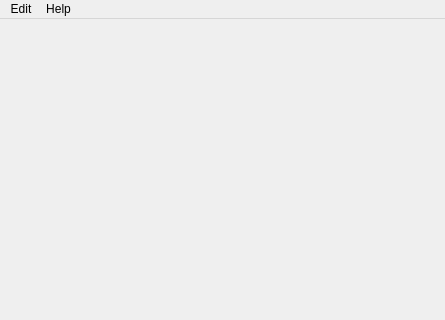
Old version of the form msi-controller/mainwindow.ui in the repository Fede2782/EC-Controller; both pictures show x 0 to 445 and y 0 to 320 of the 445 by 812 pixel window.
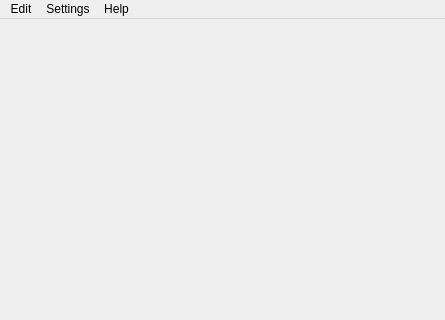
New version of the form. Icons and pictures are not drawn.

```diff
--- a/msi-controller/mainwindow.ui
+++ b/msi-controller/mainwindow.ui
@@ -71,6 +71,12 @@
     <addaction name="separator"/>
     <addaction name="actionShowAllFanSlots"/>
    </widget>
+   <widget class="QMenu" name="menuSettings">
+    <property name="title">
+     <string>Settings</string>
+    </property>
+    <addaction name="actionStartAtLogin"/>
+   </widget>
    <widget class="QMenu" name="menuHelp">
     <property name="tearOffEnabled">
      <bool>false</bool>
@@ -84,6 +90,7 @@
     <addaction name="actionEsci"/>
    </widget>
    <addaction name="menuEdit"/>
+   <addaction name="menuSettings"/>
    <addaction name="menuHelp"/>
   </widget>
   <widget class="QStatusBar" name="statusbar">
```
Left out of the diff: 11 changed lines with no effect on the pictures.
